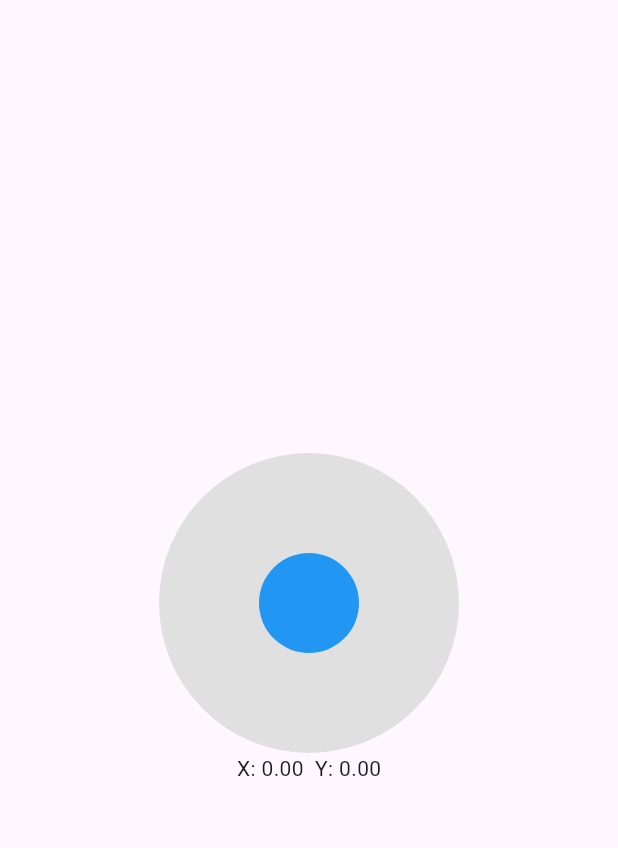
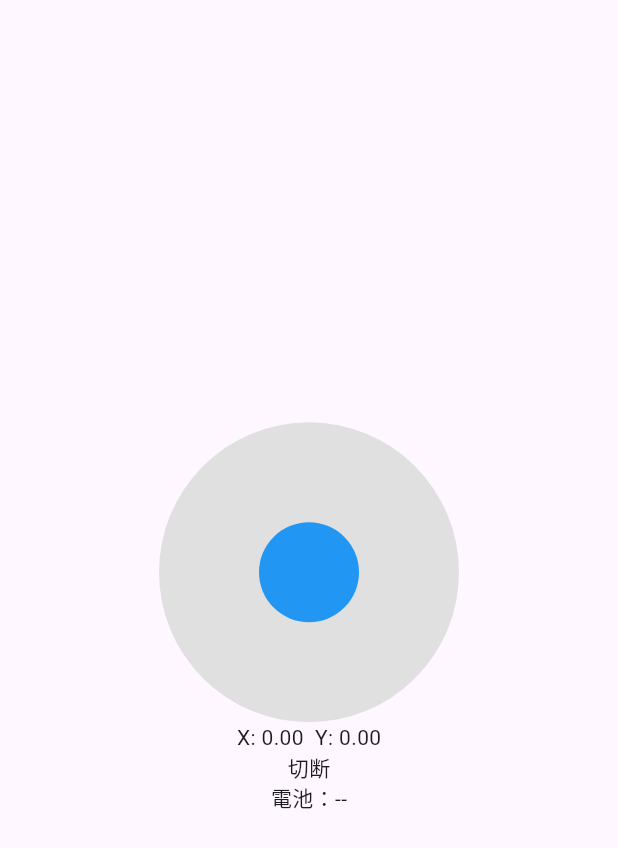
Before and after one commit to yuba-k/Fes2026, a Flutter app: the screen it shows after launch, on a phone screen of 412 x 824 dp. Shown: the top 848 px of the screen. Run offline on Flutter 3.47's test engine with Material 3 defaults, Android fonts, the light colour scheme and no system bars.

Commit message:
ControlPageに接続状態と電池残量の表示機能を追加

```diff
--- a/panel/lib/screens/control_screen.dart
+++ b/panel/lib/screens/control_screen.dart
@@ -50,6 +50,20 @@ class _ControlPageState extends State<ControlPage> {
               },
             ),
             Text('X: ${_x.toStringAsFixed(2)}  Y: ${_y.toStringAsFixed(2)}'),
+            ValueListenableBuilder<bool>(
+              valueListenable: _link.connected,
+              builder: (context, connected, child){
+                return Text(connected ? "接続中" : "切断");
+              }
+            ),
+            ValueListenableBuilder(
+              valueListenable: _link.batteryMv,
+              builder: (context, mv, child){
+                return Text(
+                  mv == null ? "電池：--" : "電池：${(mv/1000).toStringAsFixed(2)}V",
+                );
+              }
+            )
           ],
         ),
       ),
```
